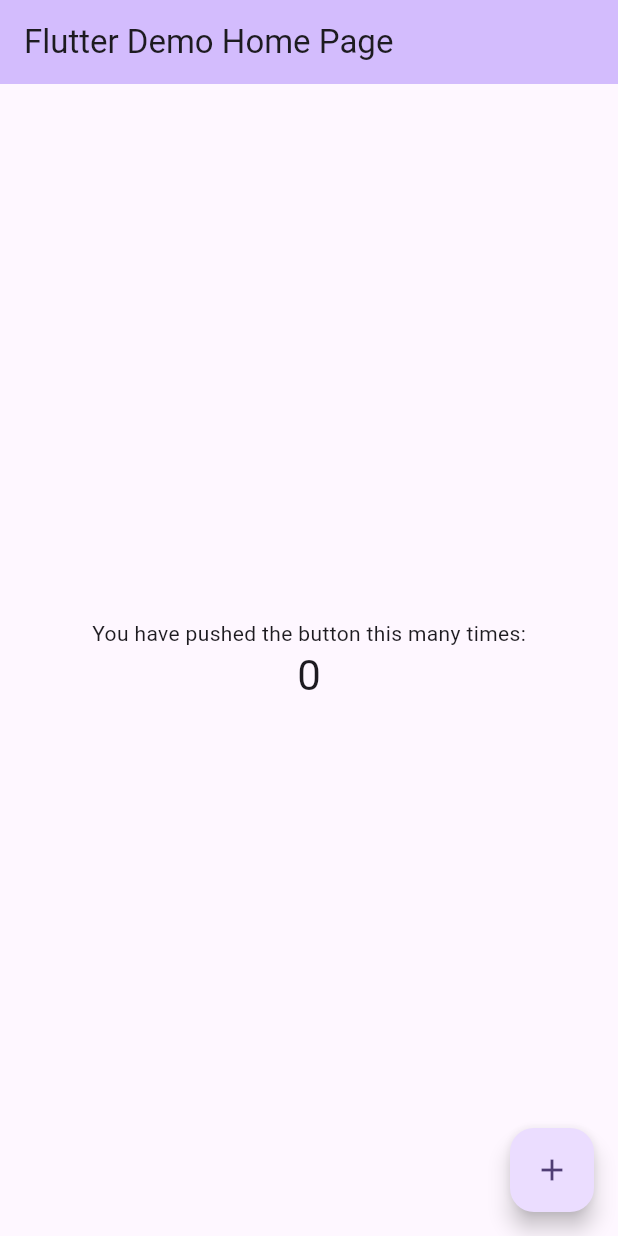
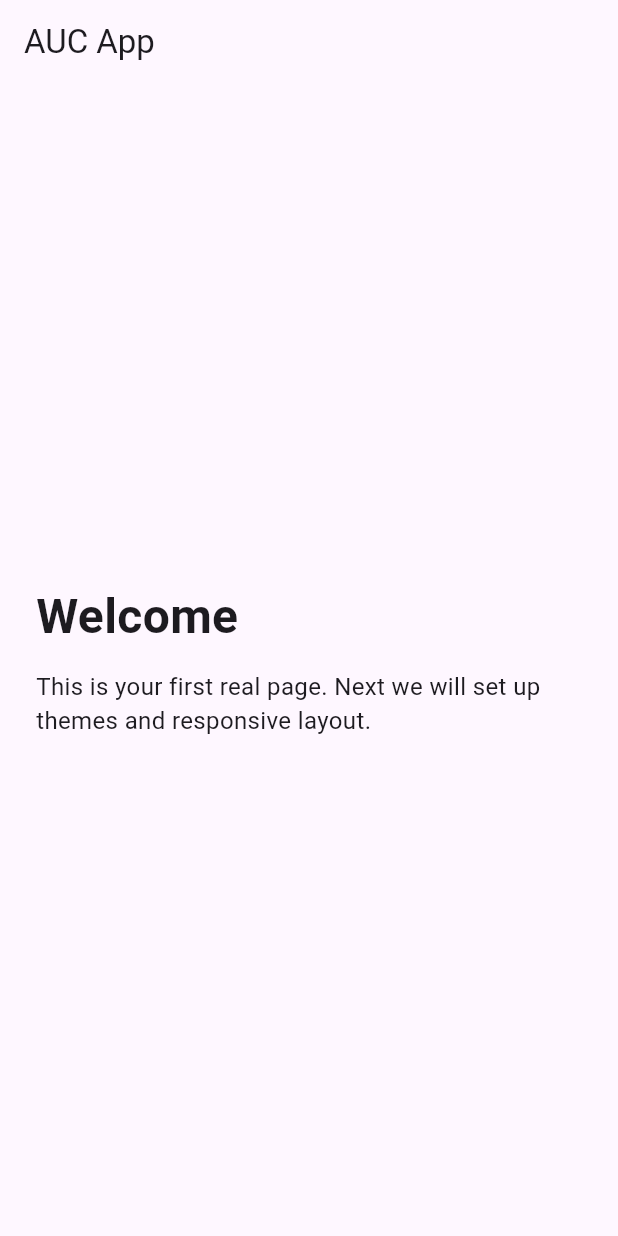
Before and after one commit to curtis-clement/auc_app, a Flutter app: the screen it shows after launch, on a phone screen of 412 x 824 dp. Run offline on Flutter 3.47's test engine with Material 3 defaults, Android fonts, the phone set to English and light mode, and no system bars.

Commit message:
remove ummy code and add initial dummy landing page

```diff
--- a/lib/main.dart
+++ b/lib/main.dart
@@ -1,4 +1,5 @@
 import 'package:flutter/material.dart';
+import 'pages/landing_page.dart';
 
 void main() {
   runApp(const MyApp());
@@ -11,112 +12,11 @@ class MyApp extends StatelessWidget {
   @override
   Widget build(BuildContext context) {
     return MaterialApp(
-      title: 'Flutter Demo',
+      title: 'AUC App',
       theme: ThemeData(
-        // This is the theme of your application.
-        //
-        // TRY THIS: Try running your application with "flutter run". You'll see
-        // the application has a purple toolbar. Then, without quitting the app,
-        // try changing the seedColor in the colorScheme below to Colors.green
-        // and then invoke "hot reload" (save your changes or press the "hot
-        // reload" button in a Flutter-supported IDE, or press "r" if you used
-        // the command line to start the app).
-        //
-        // Notice that the counter didn't reset back to zero; the application
-        // state is not lost during the reload. To reset the state, use hot
-        // restart instead.
-        //
-        // This works for code too, not just values: Most code changes can be
-        // tested with just a hot reload.
-        colorScheme: .fromSeed(seedColor: Colors.deepPurple),
+        colorScheme: ColorScheme.fromSeed(seedColor: Colors.deepPurple),
       ),
-      home: const MyHomePage(title: 'Flutter Demo Home Page'),
+      home: const LandingPage(),
     );
   }
 }
-
-class MyHomePage extends StatefulWidget {
-  const MyHomePage({super.key, required this.title});
-
-  // This widget is the home page of your application. It is stateful, meaning
-  // that it has a State object (defined below) that contains fields that affect
-  // how it looks.
-
-  // This class is the configuration for the state. It holds the values (in this
-  // case the title) provided by the parent (in this case the App widget) and
-  // used by the build method of the State. Fields in a Widget subclass are
-  // always marked "final".
-
-  final String title;
-
-  @override
-  State<MyHomePage> createState() => _MyHomePageState();
-}
-
-class _MyHomePageState extends State<MyHomePage> {
-  int _counter = 0;
-
-  void _incrementCounter() {
-    setState(() {
-      // This call to setState tells the Flutter framework that something has
-      // changed in this State, which causes it to rerun the build method below
-      // so that the display can reflect the updated values. If we changed
-      // _counter without calling setState(), then the build method would not be
-      // called again, and so nothing would appear to happen.
-      _counter++;
-    });
-  }
-
-  @override
-  Widget build(BuildContext context) {
-    // This method is rerun every time setState is called, for instance as done
-    // by the _incrementCounter method above.
-    //
-    // The Flutter framework has been optimized to make rerunning build methods
-    // fast, so that you can just rebuild anything that needs updating rather
-    // than having to individually change instances of widgets.
-    return Scaffold(
-      appBar: AppBar(
-        // TRY THIS: Try changing the color here to a specific color (to
-        // Colors.amber, perhaps?) and trigger a hot reload to see the AppBar
-        // change color while the other colors stay the same.
-        backgroundColor: Theme.of(context).colorScheme.inversePrimary,
-        // Here we take the value from the MyHomePage object that was created by
-        // the App.build method, and use it to set our appbar title.
-        title: Text(widget.title),
-      ),
-      body: Center(
-        // Center is a layout widget. It takes a single child and positions it
-        // in the middle of the parent.
-        child: Column(
-          // Column is also a layout widget. It takes a list of children and
-          // arranges them vertically. By default, it sizes itself to fit its
-          // children horizontally, and tries to be as tall as its parent.
-          //
-          // Column has various properties to control how it sizes itself and
-          // how it positions its children. Here we use mainAxisAlignment to
-          // center the children vertically; the main axis here is the vertical
-          // axis because Columns are vertical (the cross axis would be
-          // horizontal).
-          //
-          // TRY THIS: Invoke "debug painting" (choose the "Toggle Debug Paint"
-          // action in the IDE, or press "p" in the console), to see the
-          // wireframe for each widget.
-          mainAxisAlignment: .center,
-          children: [
-            const Text('You have pushed the button this many times:'),
-            Text(
-              '$_counter',
-              style: Theme.of(context).textTheme.headlineMedium,
-            ),
-          ],
-        ),
-      ),
-      floatingActionButton: FloatingActionButton(
-        onPressed: _incrementCounter,
-        tooltip: 'Increment',
-        child: const Icon(Icons.add),
-      ),
-    );
-  }
-}
--- /dev/null
+++ b/lib/pages/landing_page.dart
@@ -0,0 +1,40 @@
+import 'package:flutter/material.dart';
+
+class LandingPage extends StatelessWidget {
+  const LandingPage({super.key});
+
+  @override
+  Widget build(BuildContext context) {
+    return Scaffold(
+      appBar: AppBar(
+        title: const Text('AUC App'),
+      ),
+      body: Center(
+        child: ConstrainedBox(
+          constraints: const BoxConstraints(maxWidth: 800),
+          child: Padding(
+            padding: const EdgeInsets.symmetric(horizontal: 24.0),
+            child: Column(
+              mainAxisSize: MainAxisSize.min,
+              crossAxisAlignment: CrossAxisAlignment.start,
+              children: const [
+                Text(
+                  'Welcome',
+                  style: TextStyle(
+                    fontSize: 32,
+                    fontWeight: FontWeight.bold,
+                  ),
+                ),
+                SizedBox(height: 12),
+                Text(
+                  'This is your first real page. Next we will set up themes and responsive layout.',
+                  style: TextStyle(fontSize: 16),
+                ),
+              ],
+            ),
+          ),
+        ),
+      ),
+    );
+  }
+}
```
